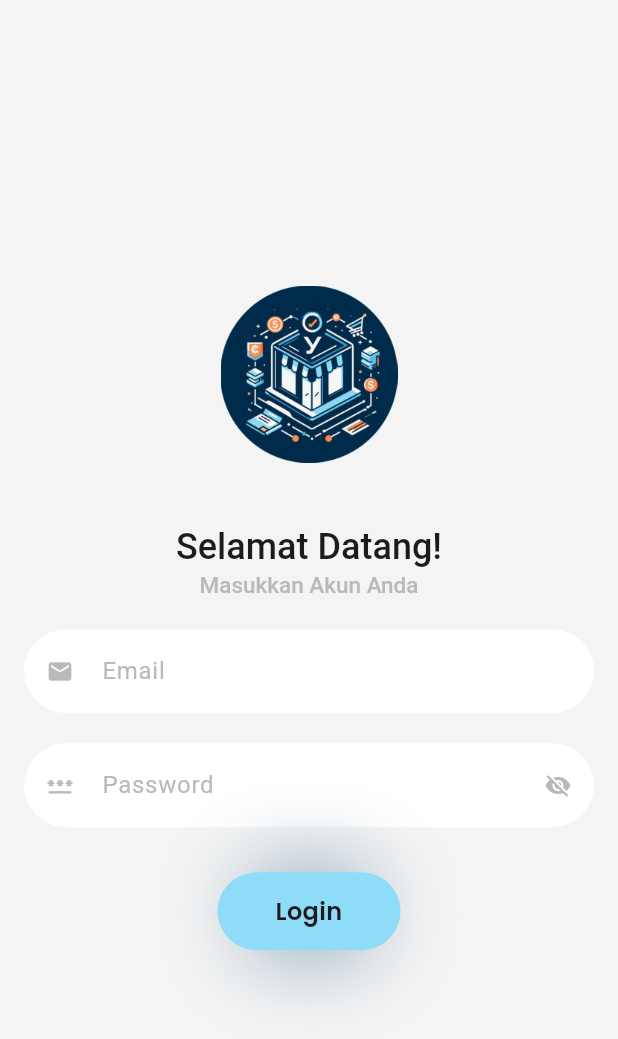
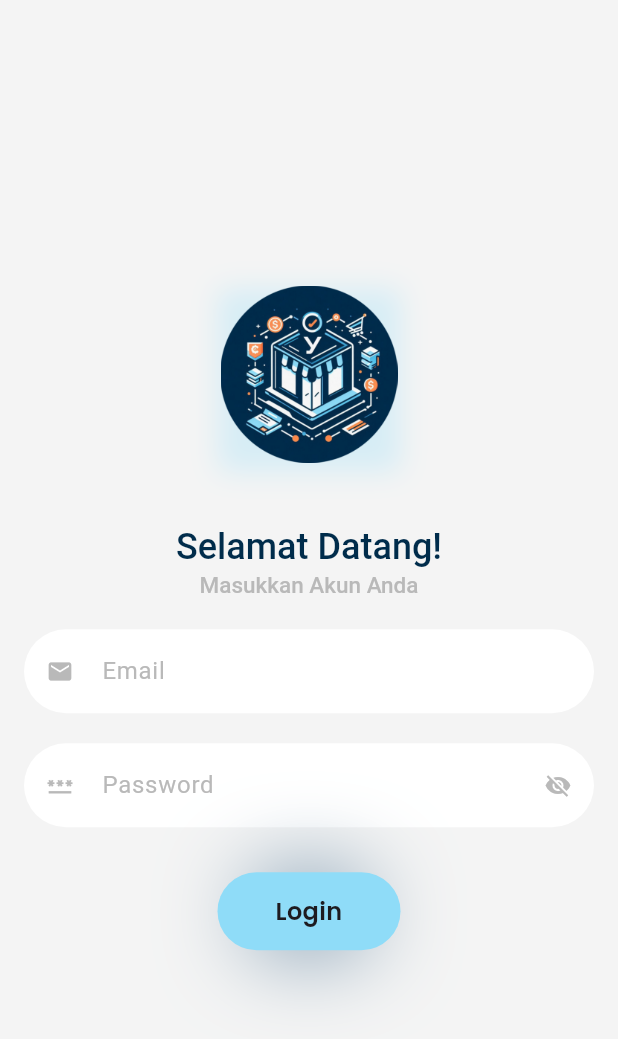
Before and after one commit to riofach/YStore, a Flutter app: the screen it shows after launch, on a phone screen of 412 x 824 dp. Shown: the top 1039 px of the screen. Run offline on Flutter 3.47's test engine with Material 3 defaults, Android fonts, the light colour scheme and no system bars; our stand-ins replace another_flutter_splash_screen, cloud_firestore, dropdown_button2, firebase_auth, firebase_core, fl_chart and 5 more; missing offline and left inert: bcrypt; accounts and stored records are empty.

Commit message:
fixed login and clean code

```diff
--- a/lib/screens/login.dart
+++ b/lib/screens/login.dart
@@ -150,10 +150,22 @@ class _LoginScreenState extends State<LoginScreen> {
                 child: Column(
                   mainAxisAlignment: MainAxisAlignment.center,
                   children: [
-                    Image.asset(
-                      AppAssets.logo,
-                      width: 118,
-                      fit: BoxFit.fitWidth,
+                    Container(
+                      decoration: BoxDecoration(
+                        boxShadow: [
+                          BoxShadow(
+                            color: AppColor.secondary.withOpacity(0.3),
+                            blurRadius: 15,
+                            spreadRadius: 2,
+                            offset: const Offset(0, 4),
+                          ),
+                        ],
+                      ),
+                      child: Image.asset(
+                        AppAssets.logo,
+                        width: 118,
+                        fit: BoxFit.fitWidth,
+                      ),
                     ),
                     const SizedBox(
                       height: 40,
@@ -170,6 +182,7 @@ class _LoginScreenState extends State<LoginScreen> {
                                 .copyWith(
                                   fontWeight: FontWeight.w500,
                                   fontSize: 24,
+                                  color: AppColor.primary,
                                 ),
                           ),
                           Text(
```
Also changed, not shown: lib/screens/manage_role.dart (+0 -7 lines), 8 other files.
